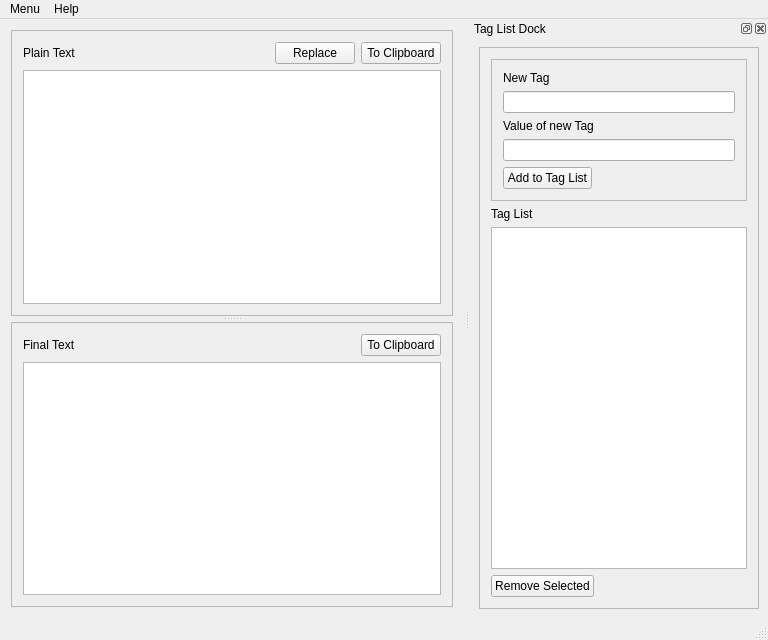
This is qt5/Replacer/mainwindow.ui in Ernesuma/replacer as Qt 5 draws it before an edit. The edited form follows.
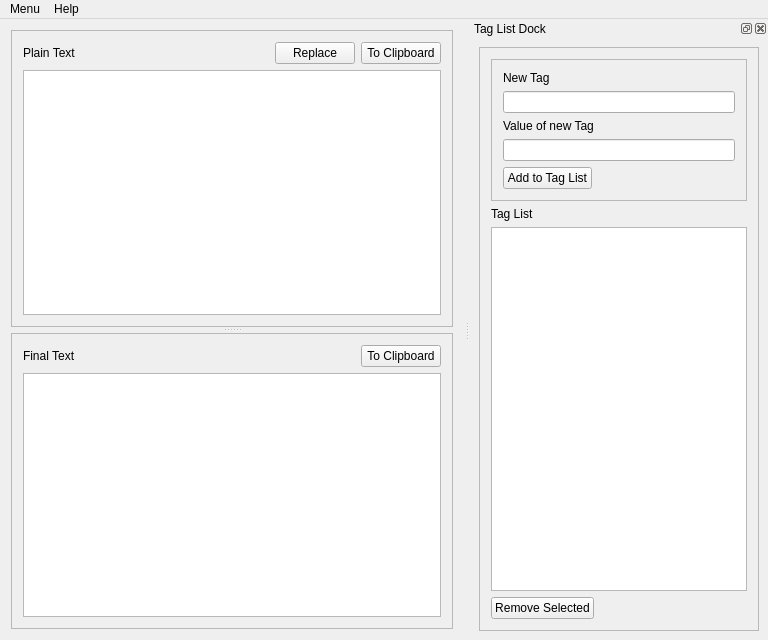
This is the edited form.

Commit message: removed status bar

The edit to the form file:
```diff
--- a/qt5/Replacer/mainwindow.ui
+++ b/qt5/Replacer/mainwindow.ui
@@ -141,7 +141,6 @@
    <addaction name="menuMenu"/>
    <addaction name="menuHelp"/>
   </widget>
-  <widget class="QStatusBar" name="statusBar"/>
   <widget class="QDockWidget" name="dockWidget">
    <property name="sizePolicy">
     <sizepolicy hsizetype="Preferred" vsizetype="Minimum">
```
